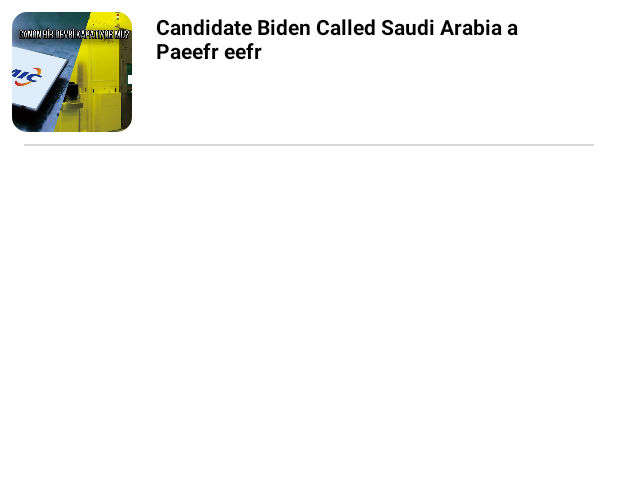
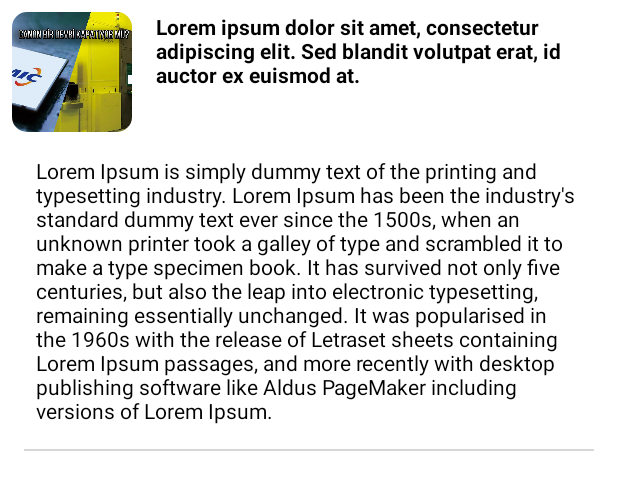
Before and after one commit to cihancalli/RecyclerViewTutorial_Android_Kotlin, an Android app: the layout list_item.xml on its own in the app's theme, with its tools: preview values and no code run, on a phone screen of 412 x 824 dp. Shown: the top 490 px of the screen. Run offline under Robolectric (Android 15) with nearby library versions, the phone set to English and light mode, and no system bars.

Commit message:
Expandable RecyclerView using Kotlin

```diff
--- a/app/src/main/java/com/zerdasoftware/draganddropreorderinrecyclerview/News.kt
+++ b/app/src/main/java/com/zerdasoftware/draganddropreorderinrecyclerview/News.kt
@@ -3,4 +3,6 @@ package com.zerdasoftware.draganddropreorderinrecyclerview
 data class News (
     var titleImage:Int,
     var heading:String,
+    var briefNews:String,
+    var visibility:Boolean = false,
 )
--- a/app/src/main/res/layout/list_item.xml
+++ b/app/src/main/res/layout/list_item.xml
@@ -1,14 +1,13 @@
 <?xml version="1.0" encoding="utf-8"?>
-<androidx.constraintlayout.widget.ConstraintLayout
-    xmlns:android="http://schemas.android.com/apk/res/android"
+<androidx.constraintlayout.widget.ConstraintLayout xmlns:android="http://schemas.android.com/apk/res/android"
     xmlns:app="http://schemas.android.com/apk/res-auto"
     xmlns:tools="http://schemas.android.com/tools"
     android:layout_width="match_parent"
     android:layout_height="wrap_content"
-    android:paddingTop="8dp"
     android:layout_marginHorizontal="8dp"
     android:background="@color/white"
-    android:foreground="?android:attr/selectableItemBackground">
+    android:foreground="?android:attr/selectableItemBackground"
+    android:paddingTop="8dp">
 
     <com.google.android.material.imageview.ShapeableImageView
         android:id="@+id/title_image"
@@ -29,7 +28,7 @@
         android:layout_marginStart="16dp"
         android:layout_marginEnd="16dp"
         android:gravity="top|left"
-        android:text="Candidate Biden Called Saudi Arabia a Paeefr eefr"
+        android:text="@string/lorem_ipsum_list_a"
         android:textColor="@color/black"
         android:textSize="14sp"
         android:textStyle="bold"
@@ -37,6 +36,34 @@
         app:layout_constraintEnd_toEndOf="parent"
         app:layout_constraintStart_toEndOf="@+id/title_image"
         app:layout_constraintTop_toTopOf="@+id/title_image" />
+
+    <androidx.constraintlayout.widget.ConstraintLayout
+        android:id="@+id/expandedLayout"
+        android:layout_width="0dp"
+        android:layout_height="wrap_content"
+        android:layout_marginTop="8dp"
+        app:layout_constraintBottom_toTopOf="@+id/view"
+        app:layout_constraintEnd_toEndOf="parent"
+        app:layout_constraintHorizontal_bias="0.5"
+        app:layout_constraintStart_toStartOf="parent"
+        app:layout_constraintTop_toBottomOf="@+id/title_image">
+
+        <TextView
+            android:id="@+id/briefNews"
+            android:layout_width="match_parent"
+            android:layout_height="wrap_content"
+            android:layout_marginStart="16dp"
+            android:layout_marginTop="8dp"
+            android:layout_marginEnd="16dp"
+            android:layout_marginBottom="8dp"
+            android:text="@string/lorem_ipsum_paragraph"
+            android:textColor="@color/black"
+            app:layout_constraintBottom_toBottomOf="parent"
+            app:layout_constraintEnd_toEndOf="parent"
+            app:layout_constraintStart_toStartOf="parent"
+            app:layout_constraintTop_toTopOf="parent" />
+
+    </androidx.constraintlayout.widget.ConstraintLayout>
 
     <View
         android:id="@+id/view"
@@ -47,6 +74,6 @@
         app:layout_constraintBottom_toBottomOf="parent"
         app:layout_constraintEnd_toEndOf="parent"
         app:layout_constraintStart_toStartOf="parent"
-        app:layout_constraintTop_toBottomOf="@+id/title_image" />
+        app:layout_constraintTop_toBottomOf="@+id/expandedLayout" />
 
 </androidx.constraintlayout.widget.ConstraintLayout>
```
Also changed, not shown: app/src/main/java/com/zerdasoftware/draganddropreorderinrecyclerview/MainActivity.kt (+15 -1 lines), app/src/main/java/com/zerdasoftware/draganddropreorderinrecyclerview/MyAdapter.kt (+12 -0 lines).
